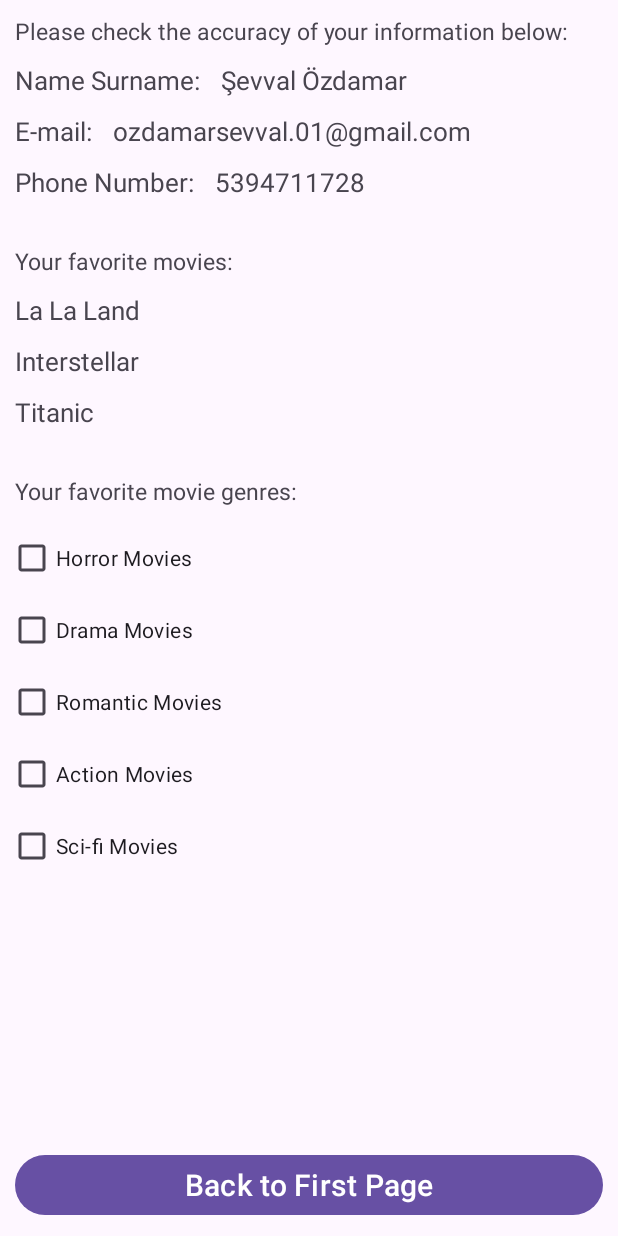
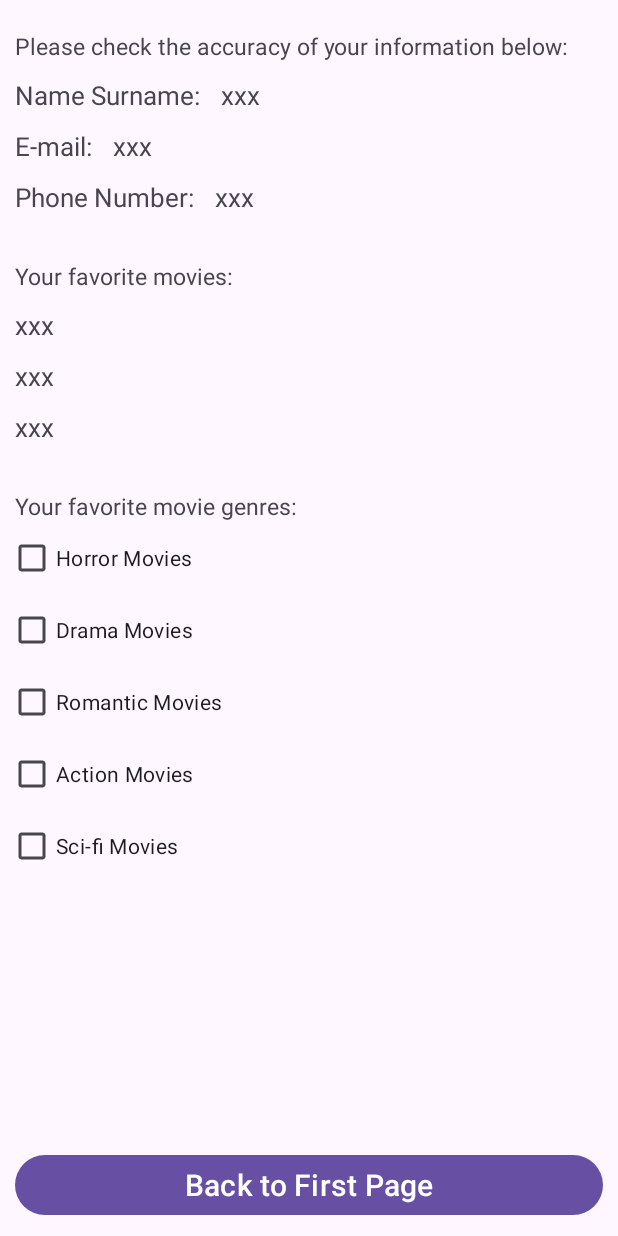
Before and after one commit to sevvaloz/FilmTasterApp, an Android app: the fragment ResultsFragment placed in its activity, on a phone screen of 412 x 824 dp. Run offline under Robolectric (Android 15) with nearby library versions, the phone set to English and light mode, and no system bars; 13 statements that could not run were skipped.

Commit message:
general changes

```diff
--- a/app/src/main/java/com/ozdamarsevval/upschoolhomework1/model/EntireInfo.kt
+++ b/app/src/main/java/com/ozdamarsevval/upschoolhomework1/data/EntireInfo.kt
@@ -1,4 +1,4 @@
-package com.ozdamarsevval.upschoolhomework1.model
+package com.ozdamarsevval.upschoolhomework1.data
 
 import android.os.Parcelable
 import kotlinx.parcelize.Parcelize
--- a/app/src/main/java/com/ozdamarsevval/upschoolhomework1/model/FavFilmInfo.kt
+++ b/app/src/main/java/com/ozdamarsevval/upschoolhomework1/data/FavFilmInfo.kt
@@ -1,8 +1,7 @@
-package com.ozdamarsevval.upschoolhomework1.model
+package com.ozdamarsevval.upschoolhomework1.data
 
 import android.os.Parcelable
 import kotlinx.parcelize.Parcelize
-
 @Parcelize
 data class FavFilmInfo(
     val favFilmName: String,
--- a/app/src/main/java/com/ozdamarsevval/upschoolhomework1/model/UserInfo.kt
+++ b/app/src/main/java/com/ozdamarsevval/upschoolhomework1/data/UserInfo.kt
@@ -1,8 +1,7 @@
-package com.ozdamarsevval.upschoolhomework1.model
+package com.ozdamarsevval.upschoolhomework1.data
 
 import android.os.Parcelable
 import kotlinx.parcelize.Parcelize
-
 @Parcelize
 data class UserInfo(
     val nameSurname: String,
--- a/app/src/main/java/com/ozdamarsevval/upschoolhomework1/ui/ResultsFragment.kt
+++ b/app/src/main/java/com/ozdamarsevval/upschoolhomework1/ui/ResultsFragment.kt
@@ -8,7 +8,7 @@ import androidx.navigation.fragment.navArgs
 import com.ozdamarsevval.upschoolhomework1.R
 import com.ozdamarsevval.upschoolhomework1.common.viewBinding
 import com.ozdamarsevval.upschoolhomework1.databinding.FragmentResultsBinding
-import com.ozdamarsevval.upschoolhomework1.model.EntireInfo
+import com.ozdamarsevval.upschoolhomework1.data.EntireInfo
 
 
 class ResultsFragment : Fragment(R.layout.fragment_results) {
--- a/app/src/main/java/com/ozdamarsevval/upschoolhomework1/ui/SecondFragment.kt
+++ b/app/src/main/java/com/ozdamarsevval/upschoolhomework1/ui/SecondFragment.kt
@@ -8,7 +8,7 @@ import androidx.navigation.fragment.navArgs
 import com.ozdamarsevval.upschoolhomework1.R
 import com.ozdamarsevval.upschoolhomework1.common.viewBinding
 import com.ozdamarsevval.upschoolhomework1.databinding.FragmentSecondBinding
-import com.ozdamarsevval.upschoolhomework1.model.UserInfo
+import com.ozdamarsevval.upschoolhomework1.data.UserInfo
 import com.ozdamarsevval.upschoolhomework1.utils.showToast
 
 class SecondFragment : Fragment(R.layout.fragment_second) {
--- a/app/src/main/java/com/ozdamarsevval/upschoolhomework1/ui/ThirdFragment.kt
+++ b/app/src/main/java/com/ozdamarsevval/upschoolhomework1/ui/ThirdFragment.kt
@@ -8,9 +8,9 @@ import androidx.navigation.fragment.navArgs
 import com.ozdamarsevval.upschoolhomework1.R
 import com.ozdamarsevval.upschoolhomework1.common.viewBinding
 import com.ozdamarsevval.upschoolhomework1.databinding.FragmentThirdBinding
-import com.ozdamarsevval.upschoolhomework1.model.EntireInfo
-import com.ozdamarsevval.upschoolhomework1.model.FavFilmInfo
-import com.ozdamarsevval.upschoolhomework1.model.UserInfo
+import com.ozdamarsevval.upschoolhomework1.data.EntireInfo
+import com.ozdamarsevval.upschoolhomework1.data.FavFilmInfo
+import com.ozdamarsevval.upschoolhomework1.data.UserInfo
 import com.ozdamarsevval.upschoolhomework1.utils.showToast
 
 class ThirdFragment : Fragment(R.layout.fragment_third) {
--- a/app/src/main/res/layout/fragment_results.xml
+++ b/app/src/main/res/layout/fragment_results.xml
@@ -12,16 +12,16 @@
         android:layout_width="match_parent"
         android:layout_height="wrap_content"
         android:layout_marginStart="10dp"
+        android:layout_marginBottom="10dp"
         android:layout_marginTop="20dp"
         android:text="Please check the accuracy of your information below:"
         android:textSize="15sp"
-        android:layout_margin="10dp"
         app:layout_constraintEnd_toEndOf="parent"
         app:layout_constraintStart_toStartOf="parent"
         app:layout_constraintTop_toTopOf="parent">
     </TextView>
     <TextView
-        android:id="@+id/txt_NameSurname_static"
+        android:id="@+id/txt_nameSurname_static"
         android:layout_width="wrap_content"
         android:layout_height="wrap_content"
         android:layout_margin="10dp"
@@ -31,71 +31,66 @@
         app:layout_constraintTop_toBottomOf="@+id/textView">
     </TextView>
     <TextView
-        android:id="@+id/txt_NameSurname_dynamic"
+        android:id="@+id/txt_nameSurname_dynamic"
         android:layout_width="wrap_content"
         android:layout_height="wrap_content"
         android:layout_margin="10dp"
-        android:text="Şevval Özdamar"
+        android:text="xxx"
         android:textSize="17sp"
-        app:layout_constraintStart_toEndOf="@+id/txt_NameSurname_static"
+        app:layout_constraintStart_toEndOf="@+id/txt_nameSurname_static"
         app:layout_constraintTop_toBottomOf="@+id/textView">
     </TextView>
 
     <TextView
-        android:id="@+id/txt_Email_static"
+        android:id="@+id/txt_email_static"
         android:layout_width="wrap_content"
         android:layout_height="wrap_content"
         android:layout_margin="10dp"
         android:text="E-mail: "
         android:textSize="17sp"
         app:layout_constraintStart_toStartOf="parent"
-        app:layout_constraintTop_toBottomOf="@+id/txt_NameSurname_static">
+        app:layout_constraintTop_toBottomOf="@+id/txt_nameSurname_static">
     </TextView>
     <TextView
-        android:id="@+id/txt_Email_dynamic"
+        android:id="@+id/txt_email_dynamic"
         android:layout_width="wrap_content"
         android:layout_height="wrap_content"
         android:layout_margin="10dp"
-        android:text="ozdamarsevval.01@gmail.com"
+        android:text="xxx"
         android:textSize="17sp"
-        app:layout_constraintStart_toEndOf="@+id/txt_Email_static"
-        app:layout_constraintTop_toBottomOf="@+id/txt_NameSurname_dynamic">
+        app:layout_constraintStart_toEndOf="@+id/txt_email_static"
+        app:layout_constraintTop_toBottomOf="@+id/txt_nameSurname_dynamic">
     </TextView>
 
     <TextView
-        android:id="@+id/txt_PhoneNumber_static"
+        android:id="@+id/txt_phoneNumber_static"
         android:layout_width="wrap_content"
         android:layout_height="wrap_content"
         android:layout_margin="10dp"
         android:text="Phone Number: "
         android:textSize="17sp"
         app:layout_constraintStart_toStartOf="parent"
-        app:layout_constraintTop_toBottomOf="@+id/txt_Email_static">
+        app:layout_constraintTop_toBottomOf="@+id/txt_email_static">
     </TextView>
     <TextView
-        android:id="@+id/txt_PhoneNumber_dynamic"
+        android:id="@+id/txt_phoneNumber_dynamic"
         android:layout_width="wrap_content"
         android:layout_height="wrap_content"
         android:layout_margin="10dp"
-        android:text="5394711728"
+        android:text="xxx"
         android:textSize="17sp"
-        app:layout_constraintStart_toEndOf="@+id/txt_PhoneNumber_static"
-        app:layout_constraintTop_toBottomOf="@+id/txt_Email_dynamic">
+        app:layout_constraintStart_toEndOf="@+id/txt_phoneNumber_static"
+        app:layout_constraintTop_toBottomOf="@+id/txt_email_dynamic">
     </TextView>
-
-
-
 
     <Space
         android:id="@+id/space"
         android:layout_width="match_parent"
         android:layout_height="20dp"
         app:layout_constraintBottom_toTopOf="@+id/textView2"
-        app:layout_constraintTop_toBottomOf="@id/txt_PhoneNumber_static"
+        app:layout_constraintTop_toBottomOf="@id/txt_phoneNumber_static"
         app:layout_constraintEnd_toEndOf="parent"
         app:layout_constraintStart_toStartOf="parent"/>
-
-
 
     <TextView
         android:id="@+id/textView2"
@@ -109,36 +104,35 @@
         app:layout_constraintTop_toBottomOf="@+id/space">
     </TextView>
     <TextView
-        android:id="@+id/txt_FavFilm1_dynamic"
+        android:id="@+id/txt_favFilm1_dynamic"
         android:layout_width="wrap_content"
         android:layout_height="wrap_content"
         android:layout_margin="10dp"
-        android:text="La La Land"
+        android:text="xxx"
         android:textSize="17sp"
         app:layout_constraintStart_toStartOf="parent"
         app:layout_constraintTop_toBottomOf="@+id/textView2">
     </TextView>
     <TextView
-        android:id="@+id/txt_FavFilm2_dynamic"
+        android:id="@+id/txt_favFilm2_dynamic"
         android:layout_width="wrap_content"
         android:layout_height="wrap_content"
         android:layout_margin="10dp"
-        android:text="Interstellar"
+        android:text="xxx"
         android:textSize="17sp"
         app:layout_constraintStart_toStartOf="parent"
-        app:layout_constraintTop_toBottomOf="@+id/txt_FavFilm1_dynamic">
+        app:layout_constraintTop_toBottomOf="@+id/txt_favFilm1_dynamic">
     </TextView>
     <TextView
-        android:id="@+id/txt_FavFilm3_dynamic"
+        android:id="@+id/txt_favFilm3_dynamic"
         android:layout_width="wrap_content"
         android:layout_height="wrap_content"
         android:layout_margin="10dp"
-        android:text="Titanic"
+        android:text="xxx"
         android:textSize="17sp"
         app:layout_constraintStart_toStartOf="parent"
-        app:layout_constraintTop_toBottomOf="@+id/txt_FavFilm2_dynamic">
+        app:layout_constraintTop_toBottomOf="@+id/txt_favFilm2_dynamic">
     </TextView>
-
 
     <Space
         android:id="@+id/space2"
@@ -146,7 +140,7 @@
         android:layout_height="20dp"
         app:layout_constraintEnd_toEndOf="parent"
         app:layout_constraintStart_toStartOf="parent"
-        app:layout_constraintTop_toBottomOf="@+id/txt_FavFilm3_dynamic"
+        app:layout_constraintTop_toBottomOf="@+id/txt_favFilm3_dynamic"
         app:layout_constraintBottom_toTopOf="@+id/textView3"/>
 
     <TextView
@@ -161,54 +155,53 @@
         app:layout_constraintTop_toBottomOf="@+id/space2">
     </TextView>
     <CheckBox
-        android:id="@+id/checkBox_Horror_dynamic"
+        android:id="@+id/checkBox_horror_dynamic"
         android:layout_width="wrap_content"
         android:layout_height="wrap_content"
         android:text="Horror Movies"
-        android:layout_marginTop="10dp"
         android:layout_marginStart="5dp"
         app:layout_constraintStart_toStartOf="parent"
         app:layout_constraintTop_toBottomOf="@+id/textView3"
         android:clickable="false"/>
     <CheckBox
-        android:id="@+id/checkBox_Drama_dynamic"
+        android:id="@+id/checkBox_drama_dynamic"
         android:layout_width="wrap_content"
         android:layout_height="wrap_content"
         android:layout_marginStart="5dp"
         android:text="Drama Movies"
         app:layout_constraintStart_toStartOf="parent"
-        app:layout_constraintTop_toBottomOf="@+id/checkBox_Horror_dynamic"
+        app:layout_constraintTop_toBottomOf="@+id/checkBox_horror_dynamic"
         android:clickable="false"/>
     <CheckBox
-        android:id="@+id/checkBox_Romantic"
+        android:id="@+id/checkBox_romantic_dynamic"
         android:layout_width="wrap_content"
         android:layout_height="wrap_content"
         android:layout_marginStart="5dp"
         android:text="Romantic Movies"
         app:layout_constraintStart_toStartOf="parent"
-        app:layout_constraintTop_toBottomOf="@+id/checkBox_Drama_dynamic"
+        app:layout_constraintTop_toBottomOf="@+id/checkBox_drama_dynamic"
         android:clickable="false"/>
     <CheckBox
-        android:id="@+id/checkBox_Action"
+        android:id="@+id/checkBox_action_dynamic"
         android:layout_width="wrap_content"
         android:layout_height="wrap_content"
         android:layout_marginStart="5dp"
         android:text="Action Movies"
         app:layout_constraintStart_toStartOf="parent"
-        app:layout_constraintTop_toBottomOf="@+id/checkBox_Romantic"
+        app:layout_constraintTop_toBottomOf="@+id/checkBox_romantic_dynamic"
         android:clickable="false"/>
     <CheckBox
-        android:id="@+id/checkBox_Scifi_dynamic"
+        android:id="@+id/checkBox_scifi_dynamic"
         android:layout_width="wrap_content"
         android:layout_height="wrap_content"
         android:layout_marginStart="5dp"
         android:text="Sci-fi Movies"
         app:layout_constraintStart_toStartOf="parent"
-        app:layout_constraintTop_toBottomOf="@+id/checkBox_Action"
+        app:layout_constraintTop_toBottomOf="@+id/checkBox_action_dynamic"
         android:clickable="false"/>
 
     <Button
-        android:id="@+id/btn_BackToFirstPage"
+        android:id="@+id/btn_backToFirstPage"
         android:layout_width="match_parent"
         android:layout_height="wrap_content"
         android:layout_margin="10dp"
@@ -219,5 +212,4 @@
         app:layout_constraintStart_toStartOf="parent">
     </Button>
 
-
 </androidx.constraintlayout.widget.ConstraintLayout>
--- a/app/src/main/res/navigation/main_graph.xml
+++ b/app/src/main/res/navigation/main_graph.xml
@@ -36,7 +36,7 @@
             app:destination="@id/resultsFragment" />
         <argument
             android:name="UserInform"
-            app:argType="com.ozdamarsevval.upschoolhomework1.model.UserInfo" />
+            app:argType="com.ozdamarsevval.upschoolhomework1.data.UserInfo" />
     </fragment>
     <fragment
         android:id="@+id/resultsFragment"
@@ -50,6 +50,6 @@
             app:popUpToInclusive="true" />
         <argument
             android:name="entireInform"
-            app:argType="com.ozdamarsevval.upschoolhomework1.model.EntireInfo" />
+            app:argType="com.ozdamarsevval.upschoolhomework1.data.EntireInfo" />
     </fragment>
 </navigation>
```
Also changed, not shown: app/src/main/res/layout/fragment_first.xml (+4 -4 lines), app/src/main/res/layout/fragment_second.xml (+4 -4 lines), app/src/main/res/layout/fragment_third.xml (+10 -10 lines).
